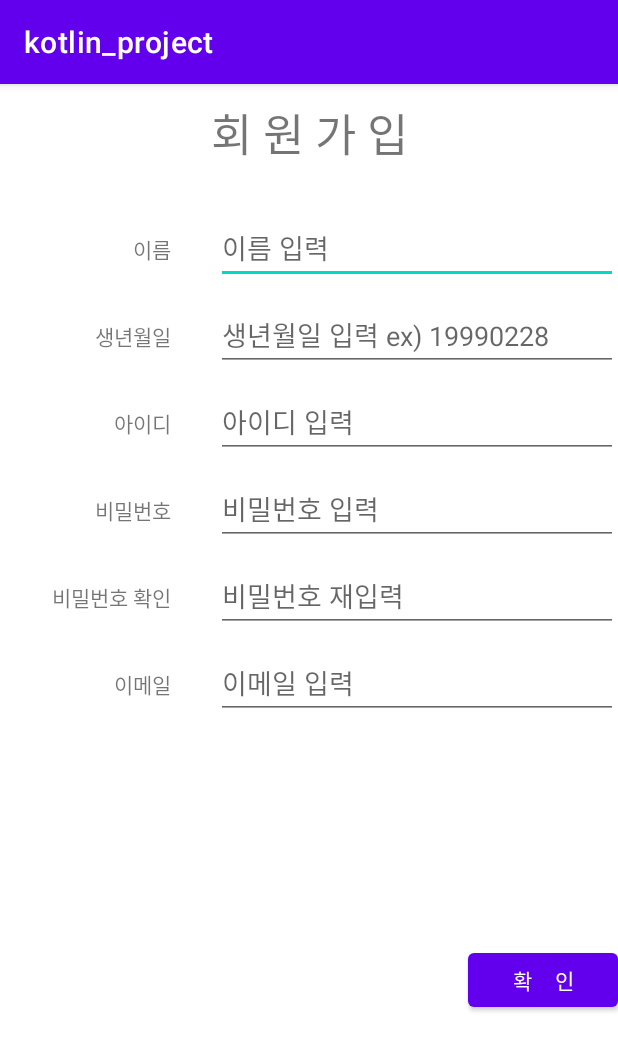
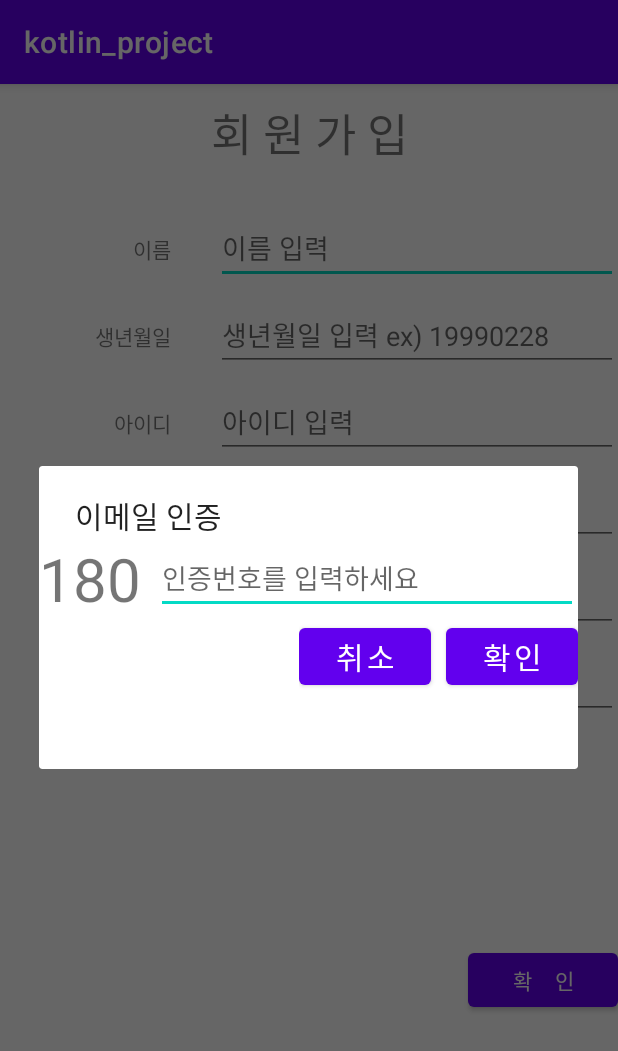
Before and after one commit to kchan7817/project, an Android app: the JoinActivity screen opened directly, with no data from a screen before it, after a tap on "확 인", on a phone screen of 412 x 824 dp. Shown: the top 1051 px of the screen. Run offline under Robolectric (Android 15) with nearby library versions, the light colour scheme and no system bars.

Commit message:
이메일 인증 뷰 제작

```diff
--- a/app/src/main/AndroidManifest.xml
+++ b/app/src/main/AndroidManifest.xml
@@ -10,6 +10,9 @@
         android:roundIcon="@mipmap/ic_launcher_round"
         android:supportsRtl="true"
         android:theme="@style/Theme.Kotlin_project">
+        <activity
+            android:name=".dialog_custom"
+            android:exported="false" />
         <activity
             android:name=".JoinActivity"
             android:exported="false"
--- a/app/src/main/java/com/cookandroid/kotlin_project/JoinActivity.kt
+++ b/app/src/main/java/com/cookandroid/kotlin_project/JoinActivity.kt
@@ -2,6 +2,7 @@ package com.cookandroid.kotlin_project
 
 import androidx.appcompat.app.AppCompatActivity
 import android.os.Bundle
+import androidx.appcompat.app.AlertDialog
 import com.cookandroid.kotlin_project.databinding.ActivityJoinBinding
 
 class JoinActivity : AppCompatActivity() {
@@ -21,6 +22,13 @@ class JoinActivity : AppCompatActivity() {
             var pwck = binding.edtPasswdCheck.text.toString()
             var email = binding.edtEmail.text.toString()
 
+            var builder = AlertDialog.Builder(this)
+            builder.setTitle("이메일 인증")
+
+            var v1 = layoutInflater.inflate(R.layout.activity_dialog_custom, null)
+            builder.setView(v1)
+            builder.show()
+
         }
 
     }
--- /dev/null
+++ b/app/src/main/java/com/cookandroid/kotlin_project/dialog_custom.kt
@@ -0,0 +1,41 @@
+package com.cookandroid.kotlin_project
+
+import android.app.Dialog
+import androidx.appcompat.app.AppCompatActivity
+import android.os.Bundle
+import com.cookandroid.kotlin_project.databinding.ActivityDialogCustomBinding
+import kotlin.concurrent.thread
+
+class dialog_custom : AppCompatActivity() {
+
+    var total = 180
+    var started = false
+    val binding = ActivityDialogCustomBinding.inflate(layoutInflater)
+
+
+    override fun onCreate(savedInstanceState: Bundle?) {
+        super.onCreate(savedInstanceState)
+        setContentView(binding.root)
+
+        start()
+
+
+    }
+
+    fun start(){
+        started = true
+        thread(start = true){
+            while(started){
+                Thread.sleep(10000)
+                total=total-1
+                binding.textTimer.text="$total 초"
+
+                if (total == 0){
+                    started = false
+                }
+
+            }
+        }
+
+    }
+}
--- /dev/null
+++ b/app/src/main/res/layout/activity_dialog_custom.xml
@@ -0,0 +1,58 @@
+<?xml version="1.0" encoding="utf-8"?>
+<LinearLayout xmlns:android="http://schemas.android.com/apk/res/android"
+    xmlns:app="http://schemas.android.com/apk/res-auto"
+    xmlns:tools="http://schemas.android.com/tools"
+    android:layout_width="match_parent"
+    android:layout_height="match_parent"
+    android:orientation="vertical"
+    tools:context=".dialog_custom">
+
+    <LinearLayout
+        android:layout_weight="1"
+        android:layout_width="match_parent"
+        android:layout_height="match_parent"
+        android:orientation="horizontal">
+        <TextView
+            android:id="@+id/textTimer"
+            android:layout_gravity="center"
+            android:layout_width="wrap_content"
+            android:layout_height="wrap_content"
+            android:text="180"
+            android:textSize="40dp"/>
+
+        <EditText
+            android:layout_marginLeft="10dp"
+            android:layout_width="match_parent"
+            android:layout_height="wrap_content"
+            android:hint="인증번호를 입력하세요"
+            android:id="@+id/certification_number"
+            android:layout_gravity="center"/>
+
+    </LinearLayout>
+
+    <LinearLayout
+        android:layout_gravity="right"
+        android:layout_weight="1"
+        android:layout_width="wrap_content"
+        android:layout_height="100dp"
+        android:orientation="horizontal">
+
+        <Button
+            android:layout_marginRight="10dp"
+            android:id="@+id/btn_negative"
+            android:layout_width="wrap_content"
+            android:layout_height="wrap_content"
+            android:text="취소"
+            android:textSize="20dp"/>
+
+        <Button
+            android:id="@+id/btn_positive"
+            android:layout_width="wrap_content"
+            android:layout_height="wrap_content"
+            android:text="확인"
+            android:textSize="20dp"/>
+    </LinearLayout>
+
+
+
+</LinearLayout>
```
